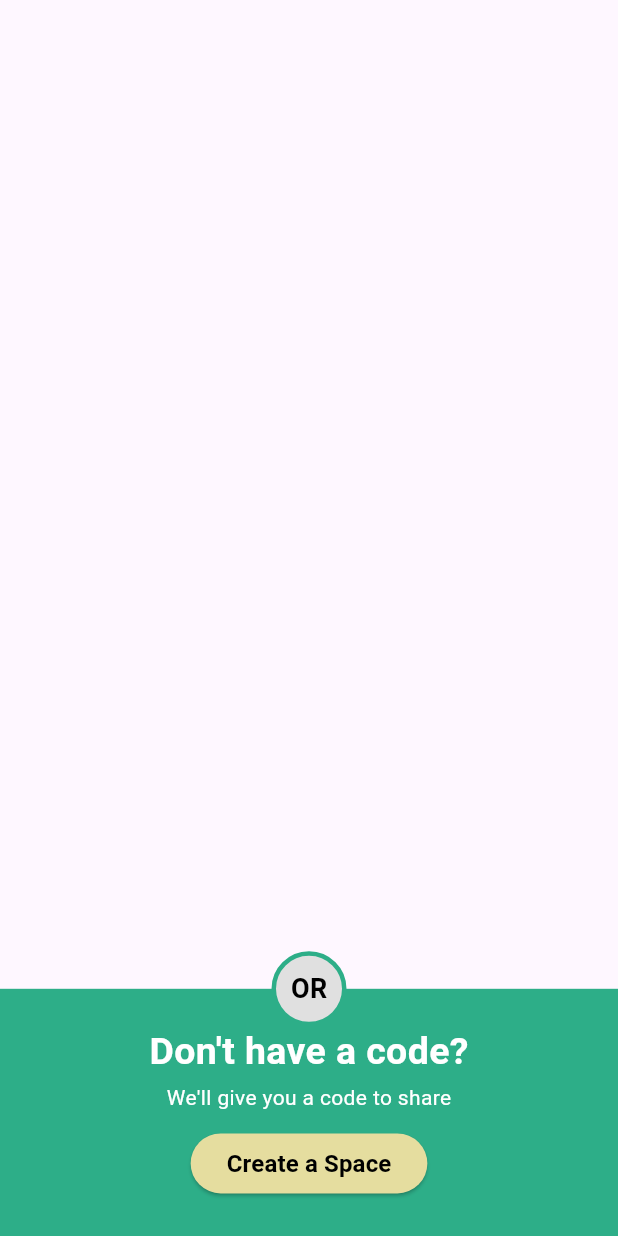
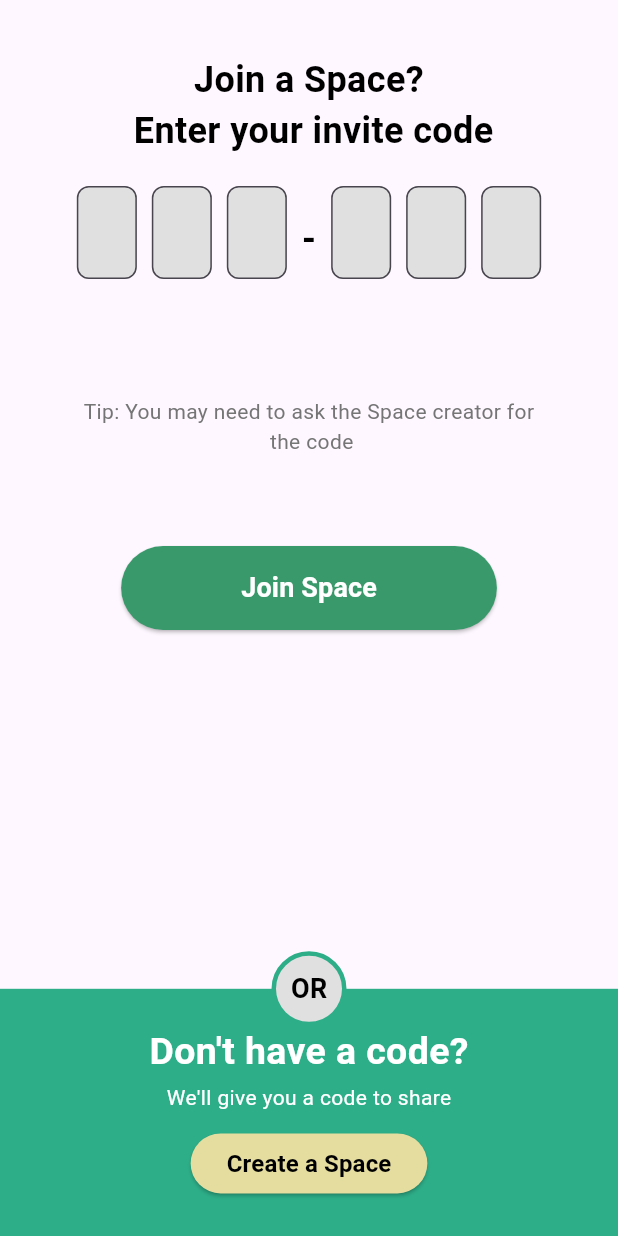
Before and after one commit to jharodiv/Lumen, a Flutter app: the screen it shows after launch, on a phone screen of 412 x 824 dp. Run offline on Flutter 3.47's test engine with Material 3 defaults, Android fonts, the phone set to English and light mode, and no system bars; our stand-ins replace animated_splash_screen, lottie.

Commit message:
Space Startup Screen UI

```diff
--- a/frontend/lib/maharani/screens/spaceScreen/spacestartup_screen.dart
+++ b/frontend/lib/maharani/screens/spaceScreen/spacestartup_screen.dart
@@ -2,22 +2,23 @@ import 'package:flutter/material.dart';
 import 'package:frontend/maharani/widgets/myspaceStartup/createstartup.dart';
 import 'package:frontend/maharani/widgets/myspaceStartup/joinstartup.dart';
 
-class JoinSpaceStartUp extends StatelessWidget {
-  const JoinSpaceStartUp({super.key});
+class SpacestartupScreen extends StatelessWidget {
+  const SpacestartupScreen({super.key});
 
   @override
   Widget build(BuildContext context) {
-    return Scaffold(
-      body: Column(
+    return const Scaffold(
+      body: Stack(
         children: [
-          // JoinStartup widget at the top
-          Expanded(
-            flex: 1,
-            child: Joinstartup(),
+          SingleChildScrollView(
+            child: Column(
+              children: [
+                Joinstartup(),
+              ],
+            ),
           ),
-          // Createstartup widget at the bottom
-          Expanded(
-            flex: 1,
+          Align(
+            alignment: Alignment.bottomCenter,
             child: Createstartup(),
           ),
         ],
--- a/frontend/lib/maharani/widgets/myspaceStartup/createstartup.dart
+++ b/frontend/lib/maharani/widgets/myspaceStartup/createstartup.dart
@@ -5,14 +5,13 @@ class Createstartup extends StatelessWidget {
 
   @override
   Widget build(BuildContext context) {
-    return Scaffold(
-      body: Stack(
+    return Stack(
       children: [
         Align(
           alignment: Alignment.bottomCenter,
           child: Container(
             width: MediaQuery.of(context).size.width,
-              height: MediaQuery.of(context).size.height * 0.2,
+            height: MediaQuery.of(context).size.height * 0.2, // 20% of screen height
             color: Color(0xFF2DAE88),
             child: Column(
               mainAxisAlignment: MainAxisAlignment.center,
@@ -80,7 +79,6 @@ class Createstartup extends StatelessWidget {
           ),
         ),
       ],
-      ),
     );
   }
 }
--- a/frontend/lib/maharani/widgets/myspaceStartup/joinstartup.dart
+++ b/frontend/lib/maharani/widgets/myspaceStartup/joinstartup.dart
@@ -9,13 +9,16 @@ class Joinstartup extends StatelessWidget {
         List.generate(6, (index) => TextEditingController());
     final List<FocusNode> focusNodes = List.generate(6, (index) => FocusNode());
 
-    return Scaffold(
-      body: SafeArea(
+    return SafeArea(
+      child: SingleChildScrollView( // Make the content scrollable
+        child: Container(
+          width: MediaQuery.of(context).size.width,
+          padding: const EdgeInsets.all(16.0),
           child: Column(
             mainAxisAlignment: MainAxisAlignment.start,
             children: [
-            SizedBox(height: 20),
-            Center(
+              const SizedBox(height: 20),
+              const Center(
                 child: Text(
                   'Join a Space? \n Enter your invite code',
                   textAlign: TextAlign.center,
@@ -26,7 +29,7 @@ class Joinstartup extends StatelessWidget {
                   ),
                 ),
               ),
-            SizedBox(height: 20),
+              const SizedBox(height: 20),
               Row(
                 mainAxisAlignment: MainAxisAlignment.center,
                 children: [
@@ -50,8 +53,7 @@ class Joinstartup extends StatelessWidget {
                               borderRadius: BorderRadius.circular(8.0),
                             ),
                           ),
-                        style: TextStyle(
-                            fontSize: 20, fontWeight: FontWeight.bold),
+                          style: const TextStyle(fontSize: 20, fontWeight: FontWeight.bold),
                           keyboardType: TextInputType.text,
                           textInputAction: TextInputAction.next,
                           onChanged: (value) {
@@ -63,24 +65,12 @@ class Joinstartup extends StatelessWidget {
                                   .requestFocus(focusNodes[index - 1]);
                             }
                           },
-                        onEditingComplete: () {
-                          if (controllers[index].text.isEmpty && index > 0) {
-                            FocusScope.of(context)
-                                .requestFocus(focusNodes[index - 1]);
-                          }
-                        },
-                        onSubmitted: (value) {
-                          if (controllers[index].text.isEmpty && index > 0) {
-                            FocusScope.of(context)
-                                .requestFocus(focusNodes[index - 1]);
-                          }
-                        },
                         ),
                       ),
                     ),
                   ),
-                Padding(
-                  padding: const EdgeInsets.symmetric(horizontal: 5.0),
+                  const Padding(
+                    padding: EdgeInsets.symmetric(horizontal: 5.0),
                     child: Text(
                       '-',
                       style: TextStyle(
@@ -105,13 +95,12 @@ class Joinstartup extends StatelessWidget {
                           decoration: InputDecoration(
                             fillColor: Colors.grey[300],
                             filled: true,
-                          counterText: "", //ForCommit
+                            counterText: "",
                             border: OutlineInputBorder(
                               borderRadius: BorderRadius.circular(8.0),
                             ),
                           ),
-                        style: TextStyle(
-                            fontSize: 20, fontWeight: FontWeight.bold),
+                          style: const TextStyle(fontSize: 20, fontWeight: FontWeight.bold),
                           keyboardType: TextInputType.text,
                           textInputAction: TextInputAction.next,
                           onChanged: (value) {
@@ -123,27 +112,13 @@ class Joinstartup extends StatelessWidget {
                                   .requestFocus(focusNodes[index + 2]);
                             }
                           },
-                        onEditingComplete: () {
-                          if (controllers[index + 3].text.isEmpty &&
-                              index + 3 > 0) {
-                            FocusScope.of(context)
-                                .requestFocus(focusNodes[index + 2]);
-                          }
-                        },
-                        onSubmitted: (value) {
-                          if (controllers[index + 3].text.isEmpty &&
-                              index + 3 > 0) {
-                            FocusScope.of(context)
-                                .requestFocus(focusNodes[index + 2]);
-                          }
-                        },
                         ),
                       ),
                     ),
                   ),
                 ],
               ),
-            SizedBox(height: 70),
+              const SizedBox(height: 70),
               Center(
                 child: Text(
                   'Tip: You may need to ask the Space creator for \n the code',
@@ -154,19 +129,19 @@ class Joinstartup extends StatelessWidget {
                   ),
                 ),
               ),
-            SizedBox(height: 60),
+              const SizedBox(height: 60),
               ElevatedButton(
                 onPressed: () {
-                //DBRelationLogic
+                  // DBRelationLogic
                 },
                 style: ElevatedButton.styleFrom(
                   backgroundColor: const Color.fromARGB(255, 57, 153, 107),
-                padding: EdgeInsets.symmetric(horizontal: 80, vertical: 15),
+                  padding: const EdgeInsets.symmetric(horizontal: 80, vertical: 15),
                   shape: RoundedRectangleBorder(
                     borderRadius: BorderRadius.circular(30.0),
                   ),
                 ),
-              child: Text(
+                child:  const Text(
                   'Join Space',
                   style: TextStyle(
                     fontSize: 18,
@@ -178,6 +153,7 @@ class Joinstartup extends StatelessWidget {
             ],
           ),
         ),
+      ),
     );
   }
 }
--- a/frontend/lib/main.dart
+++ b/frontend/lib/main.dart
@@ -1,10 +1,11 @@
 import 'package:flutter/material.dart';
+import 'package:frontend/maharani/screens/spaceScreen/spacestartup_screen.dart';
 //import 'package:frontend/maharani/screens/splashscreen.dart';
 import 'package:frontend/maharani/widgets/myspaceStartup/createstartup.dart';
 
 void main() {
   runApp(MaterialApp(
     debugShowCheckedModeBanner: false,
-    home: Createstartup(),
+    home: SpacestartupScreen(),
   ));
 }
```
Lines whose indentation alone changed are shown as unchanged.
